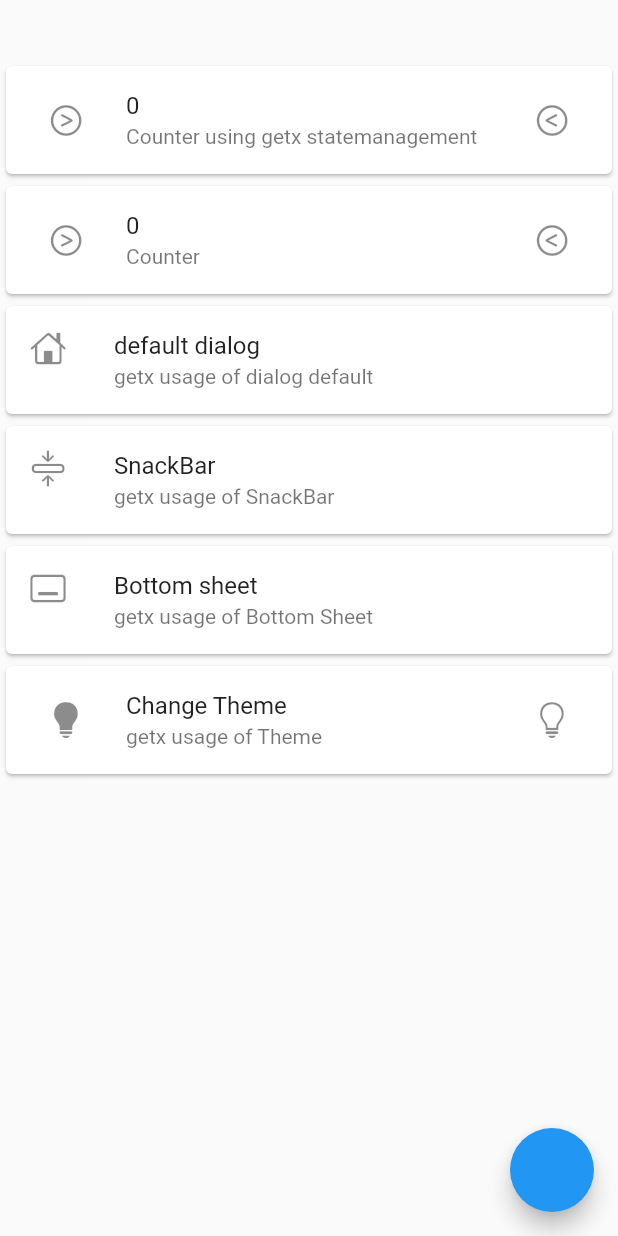
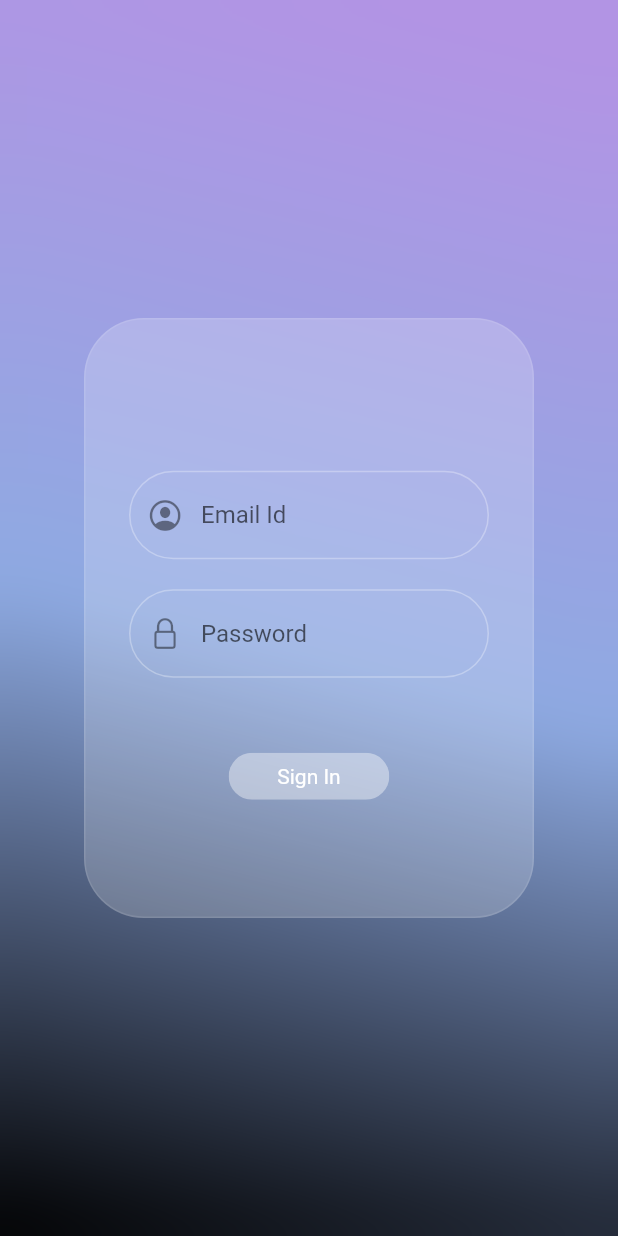
Before and after one commit to Shashwat-srivastav/getx, a Flutter app: the screen it shows after launch, on a phone screen of 412 x 824 dp. Run offline on Flutter 3.47's test engine with Material 2 defaults, Android fonts, the phone set to English and light mode, and no system bars; our stand-ins replace get, velocity_x.

Commit message:
next firebase

```diff
--- /dev/null
+++ b/lib/SignIn.dart
@@ -0,0 +1,159 @@
+import 'dart:ui';
+
+import 'package:flutter/cupertino.dart';
+import 'package:flutter/material.dart';
+import 'package:get/get.dart';
+import 'package:statemanagement/MyPage.dart';
+import 'package:velocity_x/velocity_x.dart';
+
+class SignUp extends StatefulWidget {
+  const SignUp({super.key});
+
+  @override
+  State<SignUp> createState() => _SignUpState();
+}
+
+class _SignUpState extends State<SignUp> {
+  String name = "";
+  int x = 0;
+
+  @override
+  Widget build(BuildContext context) {
+    return Material(
+        child: Scaffold(
+      body: Container(
+        alignment: Alignment.center,
+        // decoration: BoxDecoration(
+        //     gradient: LinearGradient(
+        //         begin: Alignment.bottomLeft,
+        //         end: Alignment.topCenter,
+        //         colors: [
+        //       Colors.black,
+        //       Color.fromARGB(255, 142, 170, 226),
+        //       Color.fromARGB(255, 178, 148, 228)
+        //     ])),
+        child: BackdropFilter(
+          filter: ImageFilter.blur(sigmaX: 20, sigmaY: 20),
+          child: Container(
+            alignment: Alignment.center,
+            child: Column(
+              mainAxisAlignment: MainAxisAlignment.center,
+              crossAxisAlignment: CrossAxisAlignment.start,
+              children: [
+                name.text
+                    .headline6(context)
+                    .purple100
+                    .make()
+                    .pLTRB(50, 0, 0, 0),
+                TextFormField(
+                  textDirection: TextDirection.rtl,
+                  decoration: InputDecoration(
+                      border: UnderlineInputBorder(
+                          borderSide: BorderSide(
+                              color: Colors.white54.withOpacity(0.3)),
+                          borderRadius: BorderRadius.all(Radius.circular(40))),
+                      enabledBorder: OutlineInputBorder(
+                          borderSide: BorderSide(
+                              color: Colors.white54.withOpacity(0.3)),
+                          borderRadius: BorderRadius.all(Radius.circular(40)),
+                          gapPadding: 4.0),
+                      hintText: "Email Id",
+                      prefixIcon: Icon(CupertinoIcons.profile_circled)),
+                ).pLTRB(0, 0, 0, 20),
+                TextFormField(
+                        onChanged: (value) {
+                          name = value;
+                          setState(() {});
+                        },
+                        validator: (value) {
+                          if (value!.length <= 10) {
+                            return "enter the value greater than 10 char";
+                          } else {
+                            return "nice";
+                          }
+                        },
+                        style:
+                            const TextStyle(decorationColor: Colors.blueGrey),
+                        textDirection: TextDirection.rtl,
+                        obscureText: true,
+                        decoration: InputDecoration(
+                            hintText: "Password",
+                            prefixIcon: Icon(CupertinoIcons.padlock),
+                            fillColor: Colors.white30,
+                            border: UnderlineInputBorder(
+                                borderSide: BorderSide(
+                                    color: Colors.white54.withOpacity(0.3)),
+                                borderRadius:
+                                    BorderRadius.all(Radius.circular(40))),
+                            enabledBorder: OutlineInputBorder(
+                                borderSide: BorderSide(
+                                    color: Colors.white54.withOpacity(0.3)),
+                                borderRadius:
+                                    BorderRadius.all(Radius.circular(40)),
+                                gapPadding: 4.0)))
+                    .pLTRB(0, 0, 0, 50),
+                InkWell(
+                    onTap: () => Get.to(MyPage()),
+                    child: ClipRRect(
+                      child: BackdropFilter(
+                        filter: ImageFilter.blur(sigmaX: 2, sigmaY: 2),
+                        child: Container(
+                          height: MediaQuery.of(context).size.height * 0.038,
+                          width: MediaQuery.of(context).size.width * 0.26,
+                          child: "Sign In".text.white.base.make().centered(),
+                          decoration: BoxDecoration(
+                              borderRadius: BorderRadius.circular(20),
+                              color: Colors.white24.withOpacity(0.4)),
+                        ),
+                      ),
+                    )).centered()
+                // ElevatedButton(
+                //     style: ButtonStyle(
+                //         shadowColor: MaterialStateColor.resolveWith(
+                //             (states) => Color.fromARGB(229, 207, 201, 201)),
+                //         backgroundColor: MaterialStateColor.resolveWith(
+                //             (states) => Colors.transparent)),
+                //     onPressed: () {
+                //       Get.to(MyPage());
+                //     },
+                //     child: Card(
+                //       child: Container(
+                //         height: MediaQuery.of(context).size.height * 0.030,
+                //         width: MediaQuery.of(context).size.width * 0.14,
+                //         child: "Sign In".text.make(),
+                //       ),
+                //       // color: Colors.deepPurple[50],
+                //     )).centered(),
+              ],
+            ).w(240),
+            height: 400,
+            width: 300,
+            // clipBehavior: Clip.antiAlias,
+            decoration: BoxDecoration(
+                // gradient: LinearGradient(
+                //     begin: Alignment.bottomLeft,
+                //     end: Alignment.topCenter,
+                //     colors: [
+                //       Colors.white10,
+                //       Colors.white10,
+                //     ]),
+                border: Border.all(color: Colors.white54.withOpacity(0.1)),
+                borderRadius: BorderRadius.all(Radius.circular(40)),
+                color: Colors.white54.withOpacity(0.2)),
+          ),
+        ),
+        height: double.maxFinite,
+        width: double.maxFinite,
+        decoration: BoxDecoration(
+            gradient: LinearGradient(
+                begin: Alignment.bottomLeft,
+                end: Alignment.topCenter,
+                colors: [
+              Colors.black,
+              Color.fromARGB(255, 142, 170, 226),
+              Color.fromARGB(255, 178, 148, 228)
+            ])),
+      ),
+    ));
+  }
+}
--- a/lib/main.dart
+++ b/lib/main.dart
@@ -3,6 +3,7 @@ import 'package:flutter/material.dart';
 import 'package:flutter/material.dart';
 import 'package:get/get.dart';
 import 'package:statemanagement/CounterController.dart';
+import 'package:statemanagement/SignIn.dart';
 import 'package:statemanagement/one.dart';
 import 'package:velocity_x/velocity_x.dart';
 
@@ -21,142 +22,7 @@ class MyApp extends StatelessWidget {
       theme: ThemeData(
         primarySwatch: Colors.blue,
       ),
-      home: const MyPage(),
+      home: const SignUp(),
     );
   }
 }
-
-class MyPage extends StatefulWidget {
-  const MyPage({super.key});
-
-  @override
-  State<MyPage> createState() => _MyPageState();
-}
-
-int c = 0;
-final CounterController count = Get.put(CounterController());
-
-class _MyPageState extends State<MyPage> {
-  @override
-  void initState() {
-    super.initState();
-  }
-
-  @override
-  Widget build(BuildContext context) {
-    return SafeArea(
-      child: Scaffold(
-          floatingActionButton: FloatingActionButton(onPressed: () {}),
-          body: Column(children: [
-            Card(
-              child: ListTile(
-                leading: IconButton(
-                  icon: Icon(CupertinoIcons.greaterthan_circle),
-                  onPressed: () {
-                    count.remove();
-                    // setState(() {});
-                  },
-                ),
-                title: Obx(() {
-                  return count.a.toString().text.make();
-                }),
-                subtitle: 'Counter using getx statemanagement'.text.make(),
-                trailing: IconButton(
-                  icon: Icon(CupertinoIcons.lessthan_circle),
-                  onPressed: () {
-                    count.add();
-                    // setState(() {});
-                  },
-                ),
-              ),
-            ),
-            Card(
-              child: ListTile(
-                leading: IconButton(
-                  icon: Icon(CupertinoIcons.greaterthan_circle),
-                  onPressed: () {
-                    c++;
-                    setState(() {});
-                  },
-                ),
-                title: "${c}".text.make(),
-                subtitle: 'Counter'.text.make(),
-                trailing: IconButton(
-                  icon: Icon(CupertinoIcons.lessthan_circle),
-                  onPressed: () {
-                    c--;
-                    setState(() {});
-                  },
-                ),
-              ),
-            ),
-            Card(
-              child: ListTile(
-                leading: Icon(CupertinoIcons.home),
-                title: "default dialog".text.make(),
-                subtitle: 'getx usage of dialog default'.text.make(),
-                onTap: () {
-                  Get.defaultDialog(
-                    titlePadding: EdgeInsets.all(20),
-                    title: "this is dialog ",
-                    middleText: "this show the getx property of default dialog",
-                    onConfirm: () => Get.to(One()),
-                    onCancel: () => Get.back(),
-                  );
-                },
-              ),
-            ),
-            Card(
-              child: ListTile(
-                leading: Icon(CupertinoIcons.rectangle_compress_vertical),
-                title: "SnackBar".text.make(),
-                subtitle: 'getx usage of SnackBar'.text.make(),
-                onTap: () {
-                  Get.snackbar('hello world', 'shashwat is calling',
-                      snackPosition: SnackPosition.TOP);
-                },
-              ),
-            ),
-            Card(
-              child: ListTile(
-                leading: Icon(CupertinoIcons.rectangle_dock),
-                title: "Bottom sheet".text.make(),
-                subtitle: 'getx usage of Bottom Sheet'.text.make(),
-                onTap: () {
-                  Get.bottomSheet(
-                      shape: RoundedRectangleBorder(
-                          borderRadius: BorderRadius.circular(40)),
-                      backgroundColor: Colors.deepOrange[50],
-                      enableDrag: true,
-                      Column(
-                        children: [
-                          Icon(CupertinoIcons.quote_bubble_fill),
-                          Icon(CupertinoIcons.quote_bubble)
-                        ],
-                      ).pLTRB(0, 40, 0, 0));
-                },
-              ),
-            ),
-            Card(
-                child: ListTile(
-              leading: IconButton(
-                iconSize: MediaQuery.of(context).size.height * 0.03,
-                onPressed: () {
-                  Get.changeTheme(ThemeData.dark());
-                },
-                icon: Icon(CupertinoIcons.lightbulb_fill),
-              ),
-              title: "Change Theme".text.make(),
-              subtitle: 'getx usage of Theme'.text.make(),
-              trailing: IconButton(
-                iconSize: MediaQuery.of(context).size.height * 0.03,
-                onPressed: () {
-                  Get.changeTheme(ThemeData.light());
-                },
-                icon: Icon(CupertinoIcons.lightbulb),
-              ),
-            )),
-          ]).pLTRB(0, 40, 0, 0)),
-    );
-  }
-}
--- a/pubspec.yaml
+++ b/pubspec.yaml
@@ -37,6 +37,8 @@ dependencies:
   cupertino_icons: ^1.0.2
   get: ^4.6.5
   velocity_x: ^3.6.0
+  firebase_core: ^2.14.0
+  firebase_auth: ^4.6.3
 
 dev_dependencies:
   flutter_test:
```
Also changed, not shown: lib/MyPage.dart (added, +177 -0 lines), pubspec.lock, 3 other files.
